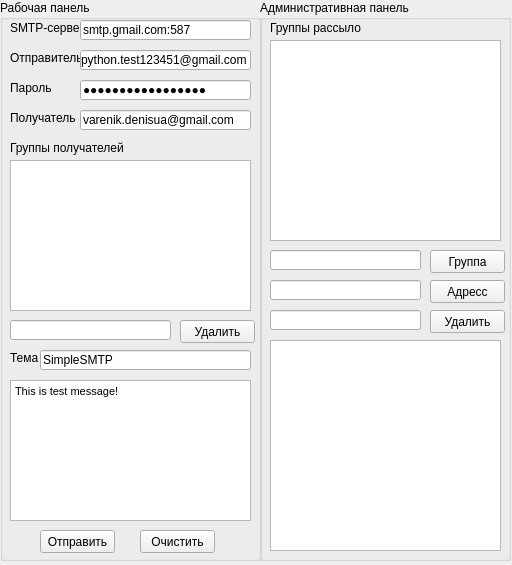
Den-Varenik/SimpleSMTP, file app/MainWindow.ui: the form before one commit.
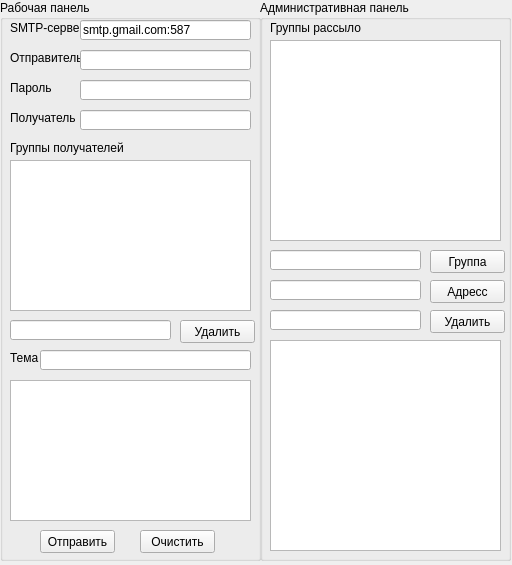
The form after the commit.

What changed in the file:
```diff
--- a/app/MainWindow.ui
+++ b/app/MainWindow.ui
@@ -75,7 +75,7 @@
       </rect>
      </property>
      <property name="text">
-      <string>python.test123451@gmail.com</string>
+      <string/>
      </property>
     </widget>
     <widget class="QLabel" name="label_3">
@@ -101,7 +101,7 @@
       </rect>
      </property>
      <property name="text">
-      <string>QwertyPython12345</string>
+      <string/>
      </property>
      <property name="echoMode">
       <enum>QLineEdit::Password</enum>
@@ -130,7 +130,7 @@
       </rect>
      </property>
      <property name="text">
-      <string>varenik.denisua@gmail.com</string>
+      <string/>
      </property>
     </widget>
     <widget class="QLabel" name="label_5">
@@ -156,7 +156,7 @@
       </rect>
      </property>
      <property name="text">
-      <string>SimpleSMTP</string>
+      <string/>
      </property>
     </widget>
     <widget class="QLabel" name="label_6">
@@ -186,7 +186,7 @@
 &lt;html&gt;&lt;head&gt;&lt;meta name=&quot;qrichtext&quot; content=&quot;1&quot; /&gt;&lt;style type=&quot;text/css&quot;&gt;
 p, li { white-space: pre-wrap; }
 &lt;/style&gt;&lt;/head&gt;&lt;body style=&quot; font-family:'MS Shell Dlg 2'; font-size:8.25pt; font-weight:400; font-style:normal;&quot;&gt;
-&lt;p style=&quot; margin-top:0px; margin-bottom:0px; margin-left:0px; margin-right:0px; -qt-block-indent:0; text-indent:0px;&quot;&gt;&lt;span style=&quot; font-family:'MS Shell Dlg 2';&quot;&gt;This is test message!&lt;/span&gt;&lt;/p&gt;&lt;/body&gt;&lt;/html&gt;</string>
+&lt;p style=&quot;-qt-paragraph-type:empty; margin-top:0px; margin-bottom:0px; margin-left:0px; margin-right:0px; -qt-block-indent:0; text-indent:0px; font-family:'MS Shell Dlg 2';&quot;&gt;&lt;br /&gt;&lt;/p&gt;&lt;/body&gt;&lt;/html&gt;</string>
      </property>
     </widget>
     <widget class="QPushButton" name="sendButton">
```
